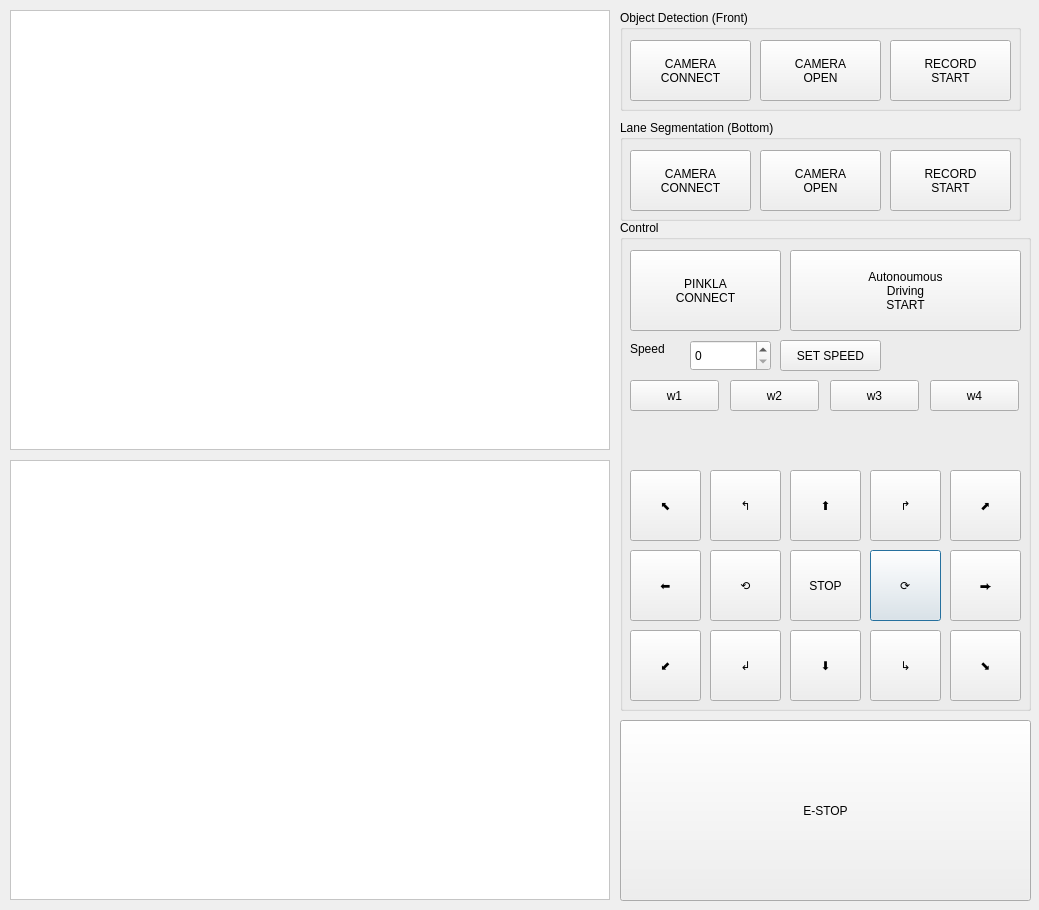
addinedu-ros-4th/deeplearning-repo-2, file src/pinkla_qt/gui.ui: the form before one commit.
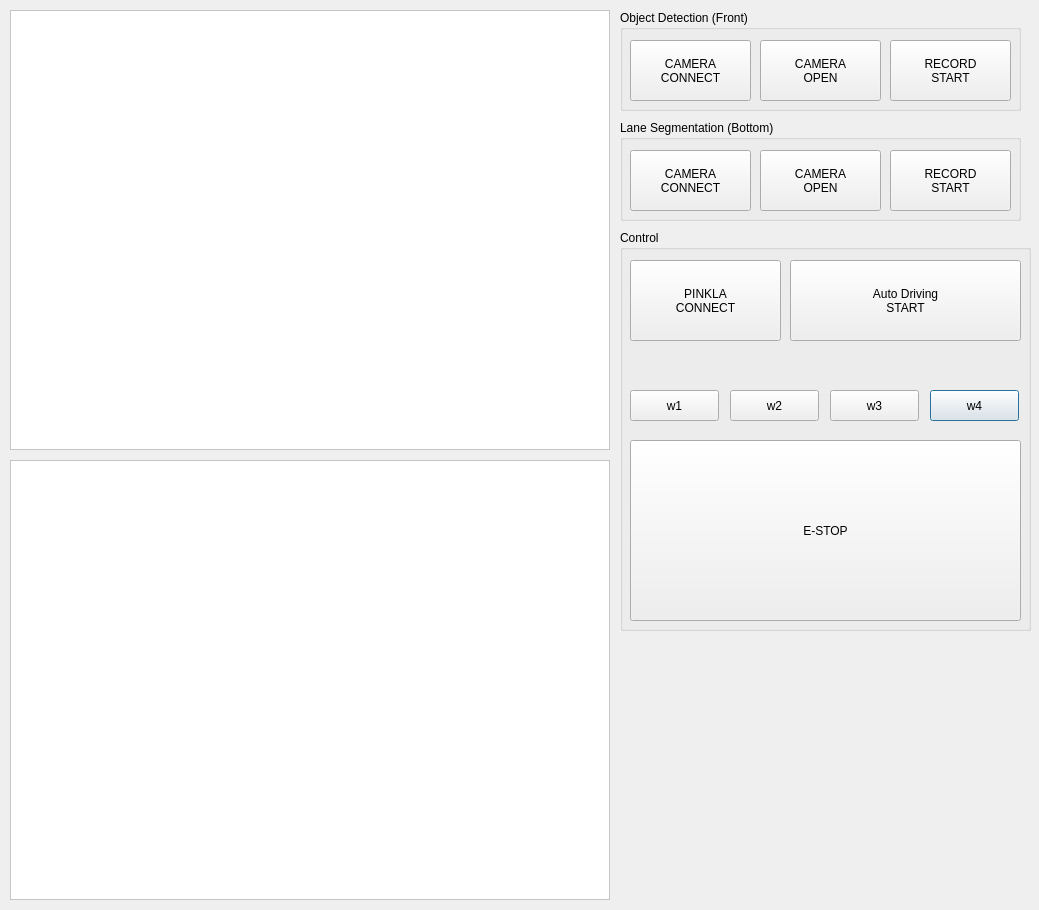
The form after the commit.

Commit message: 미사용 버튼 임시 분리

```diff
--- a/src/pinkla_qt/gui.ui
+++ b/src/pinkla_qt/gui.ui
@@ -39,209 +39,14 @@
    <property name="geometry">
     <rect>
      <x>620</x>
-     <y>220</y>
+     <y>230</y>
      <width>411</width>
-     <height>491</height>
+     <height>401</height>
     </rect>
    </property>
    <property name="title">
     <string>Control</string>
    </property>
-   <widget class="QPushButton" name="btn_rot_r">
-    <property name="geometry">
-     <rect>
-      <x>250</x>
-      <y>330</y>
-      <width>71</width>
-      <height>71</height>
-     </rect>
-    </property>
-    <property name="text">
-     <string>⟳</string>
-    </property>
-   </widget>
-   <widget class="QPushButton" name="btn_dia_fl">
-    <property name="geometry">
-     <rect>
-      <x>10</x>
-      <y>250</y>
-      <width>71</width>
-      <height>71</height>
-     </rect>
-    </property>
-    <property name="text">
-     <string>⬉</string>
-    </property>
-   </widget>
-   <widget class="QPushButton" name="btn_dig_rl">
-    <property name="geometry">
-     <rect>
-      <x>10</x>
-      <y>410</y>
-      <width>71</width>
-      <height>71</height>
-     </rect>
-    </property>
-    <property name="text">
-     <string>⬋</string>
-    </property>
-   </widget>
-   <widget class="QPushButton" name="btn_back">
-    <property name="geometry">
-     <rect>
-      <x>170</x>
-      <y>410</y>
-      <width>71</width>
-      <height>71</height>
-     </rect>
-    </property>
-    <property name="text">
-     <string>⬇</string>
-    </property>
-   </widget>
-   <widget class="QPushButton" name="btn_hor_l">
-    <property name="geometry">
-     <rect>
-      <x>10</x>
-      <y>330</y>
-      <width>71</width>
-      <height>71</height>
-     </rect>
-    </property>
-    <property name="text">
-     <string>⬅</string>
-    </property>
-   </widget>
-   <widget class="QPushButton" name="btn_for">
-    <property name="geometry">
-     <rect>
-      <x>170</x>
-      <y>250</y>
-      <width>71</width>
-      <height>71</height>
-     </rect>
-    </property>
-    <property name="text">
-     <string>⬆️</string>
-    </property>
-   </widget>
-   <widget class="QPushButton" name="btn_cur_rr">
-    <property name="geometry">
-     <rect>
-      <x>250</x>
-      <y>410</y>
-      <width>71</width>
-      <height>71</height>
-     </rect>
-    </property>
-    <property name="text">
-     <string>↳</string>
-    </property>
-   </widget>
-   <widget class="QPushButton" name="btn_hor_r">
-    <property name="geometry">
-     <rect>
-      <x>330</x>
-      <y>330</y>
-      <width>71</width>
-      <height>71</height>
-     </rect>
-    </property>
-    <property name="text">
-     <string>⮕</string>
-    </property>
-   </widget>
-   <widget class="QPushButton" name="btn_cur_fr">
-    <property name="geometry">
-     <rect>
-      <x>250</x>
-      <y>250</y>
-      <width>71</width>
-      <height>71</height>
-     </rect>
-    </property>
-    <property name="text">
-     <string>↱</string>
-    </property>
-   </widget>
-   <widget class="QPushButton" name="btn_cur_rl">
-    <property name="geometry">
-     <rect>
-      <x>90</x>
-      <y>410</y>
-      <width>71</width>
-      <height>71</height>
-     </rect>
-    </property>
-    <property name="text">
-     <string>↲</string>
-    </property>
-   </widget>
-   <widget class="QPushButton" name="btn_dig_fr">
-    <property name="geometry">
-     <rect>
-      <x>330</x>
-      <y>250</y>
-      <width>71</width>
-      <height>71</height>
-     </rect>
-    </property>
-    <property name="text">
-     <string>⬈</string>
-    </property>
-   </widget>
-   <widget class="QPushButton" name="btn_dig_rr">
-    <property name="geometry">
-     <rect>
-      <x>330</x>
-      <y>410</y>
-      <width>71</width>
-      <height>71</height>
-     </rect>
-    </property>
-    <property name="text">
-     <string>⬊</string>
-    </property>
-   </widget>
-   <widget class="QPushButton" name="btn_st">
-    <property name="geometry">
-     <rect>
-      <x>170</x>
-      <y>330</y>
-      <width>71</width>
-      <height>71</height>
-     </rect>
-    </property>
-    <property name="text">
-     <string>STOP</string>
-    </property>
-   </widget>
-   <widget class="QPushButton" name="brn_cur_fl">
-    <property name="geometry">
-     <rect>
-      <x>90</x>
-      <y>250</y>
-      <width>71</width>
-      <height>71</height>
-     </rect>
-    </property>
-    <property name="text">
-     <string>↰</string>
-    </property>
-   </widget>
-   <widget class="QPushButton" name="btn_rot_l">
-    <property name="geometry">
-     <rect>
-      <x>90</x>
-      <y>330</y>
-      <width>71</width>
-      <height>71</height>
-     </rect>
-    </property>
-    <property name="text">
-     <string>⟲</string>
-    </property>
-   </widget>
    <widget class="QPushButton" name="btn_w4">
     <property name="geometry">
      <rect>
@@ -255,19 +60,6 @@
      <string>w4</string>
     </property>
    </widget>
-   <widget class="QPushButton" name="btn_setspeed">
-    <property name="geometry">
-     <rect>
-      <x>160</x>
-      <y>120</y>
-      <width>101</width>
-      <height>31</height>
-     </rect>
-    </property>
-    <property name="text">
-     <string>SET SPEED</string>
-    </property>
-   </widget>
    <widget class="QPushButton" name="btn_auto">
     <property name="geometry">
      <rect>
@@ -278,8 +70,7 @@
      </rect>
     </property>
     <property name="text">
-     <string>Autonoumous
-Driving
+     <string>Auto Driving
 START</string>
     </property>
    </widget>
@@ -296,19 +87,6 @@
      <string>w1</string>
     </property>
    </widget>
-   <widget class="QLabel" name="label">
-    <property name="geometry">
-     <rect>
-      <x>10</x>
-      <y>120</y>
-      <width>51</width>
-      <height>17</height>
-     </rect>
-    </property>
-    <property name="text">
-     <string>Speed</string>
-    </property>
-   </widget>
    <widget class="QPushButton" name="btn_pinkla_socket">
     <property name="geometry">
      <rect>
@@ -336,16 +114,6 @@
      <string>w2</string>
     </property>
    </widget>
-   <widget class="QSpinBox" name="spin_speed">
-    <property name="geometry">
-     <rect>
-      <x>70</x>
-      <y>120</y>
-      <width>81</width>
-      <height>31</height>
-     </rect>
-    </property>
-   </widget>
    <widget class="QPushButton" name="btn_w3">
     <property name="geometry">
      <rect>
@@ -359,19 +127,19 @@
      <string>w3</string>
     </property>
    </widget>
-  </widget>
-  <widget class="QPushButton" name="btn_ems">
-   <property name="geometry">
-    <rect>
-     <x>620</x>
-     <y>720</y>
-     <width>411</width>
-     <height>181</height>
-    </rect>
-   </property>
-   <property name="text">
-    <string>E-STOP</string>
-   </property>
+   <widget class="QPushButton" name="btn_ems">
+    <property name="geometry">
+     <rect>
+      <x>10</x>
+      <y>210</y>
+      <width>391</width>
+      <height>181</height>
+     </rect>
+    </property>
+    <property name="text">
+     <string>E-STOP</string>
+    </property>
+   </widget>
   </widget>
   <widget class="QLabel" name="label_pixmap_2">
    <property name="geometry">
```
The commit also changes 1 other file.
